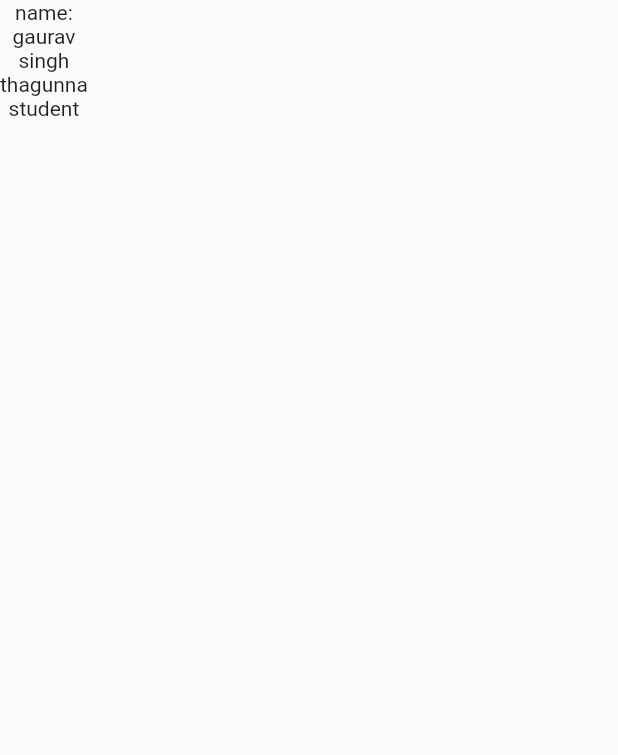
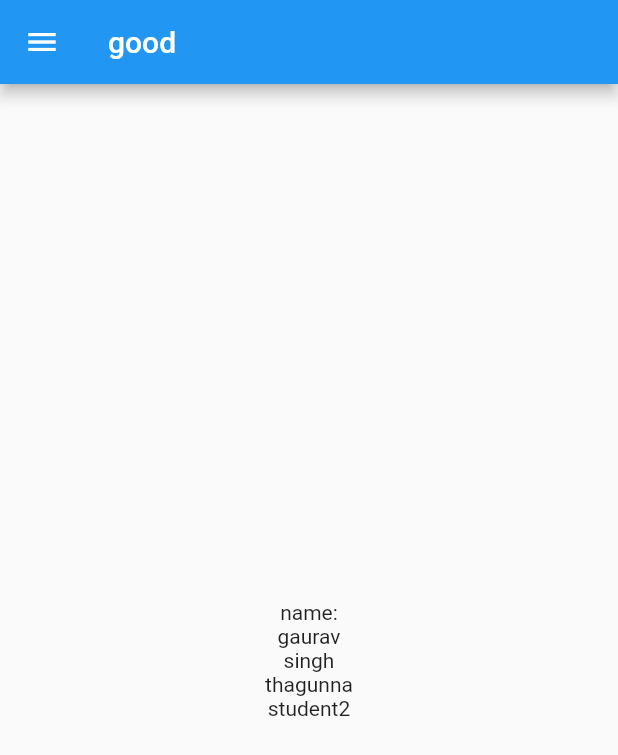
Before and after one commit to developergaurav77/practiceflutter, a Flutter app: the screen it shows after launch, on a phone screen of 412 x 824 dp. Shown: the top 755 px of the screen. Run offline on Flutter 3.47's test engine with Material 2 defaults, Android fonts, the phone set to English and light mode, and no system bars.

Commit message:
day2 completed

```diff
--- /dev/null
+++ b/lib/home_page.dart
@@ -0,0 +1,28 @@
+import 'package:flutter/material.dart';
+
+class HomePage extends StatelessWidget {
+  String char = "gaurav";
+  @override
+  Widget build(BuildContext context) {
+    return Scaffold(
+      appBar: AppBar(
+        title: Text("good"),
+      ),
+      body: Center(
+        child: Column(
+          mainAxisAlignment: MainAxisAlignment.center,
+          children: [
+            Text("name:"),
+            Text("$char"),
+            Text("singh"),
+            Text("thagunna"),
+            Text("student2"),
+          ],
+        ),
+      ),
+      drawer: Drawer(
+        child: Center(child: Text("gaurav")),
+      ),
+    );
+  }
+}
--- a/lib/main.dart
+++ b/lib/main.dart
@@ -1,4 +1,5 @@
 import 'package:flutter/material.dart';
+import 'package:flutter_app_basic1/home_page.dart';
 
 void main() {
   runApp(MyApp());
@@ -9,17 +10,7 @@ class MyApp extends StatelessWidget {
   @override
   Widget build(BuildContext context) {
     return MaterialApp(
-      home: Scaffold(
-        body: Column(
-          children: [
-            Text("name:"),
-            Text("gaurav"),
-            Text("singh"),
-            Text("thagunna"),
-            Text("student"),
-          ],
-        ),
-      ),
+      home: HomePage(),
     );
   }
 }
```
